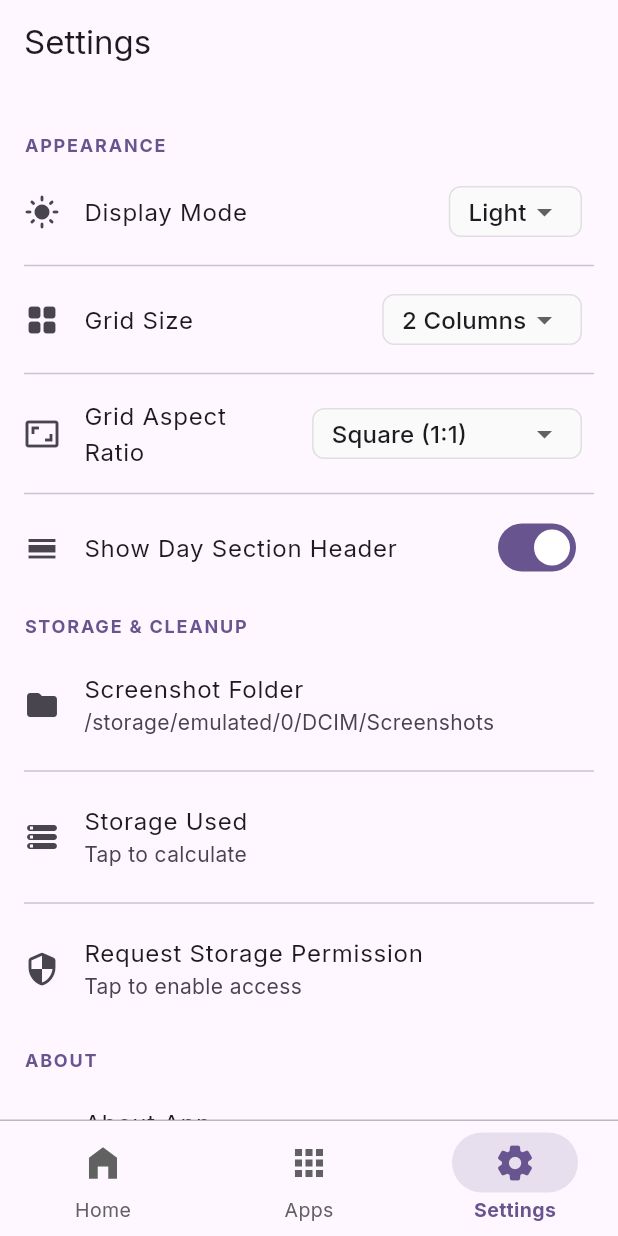
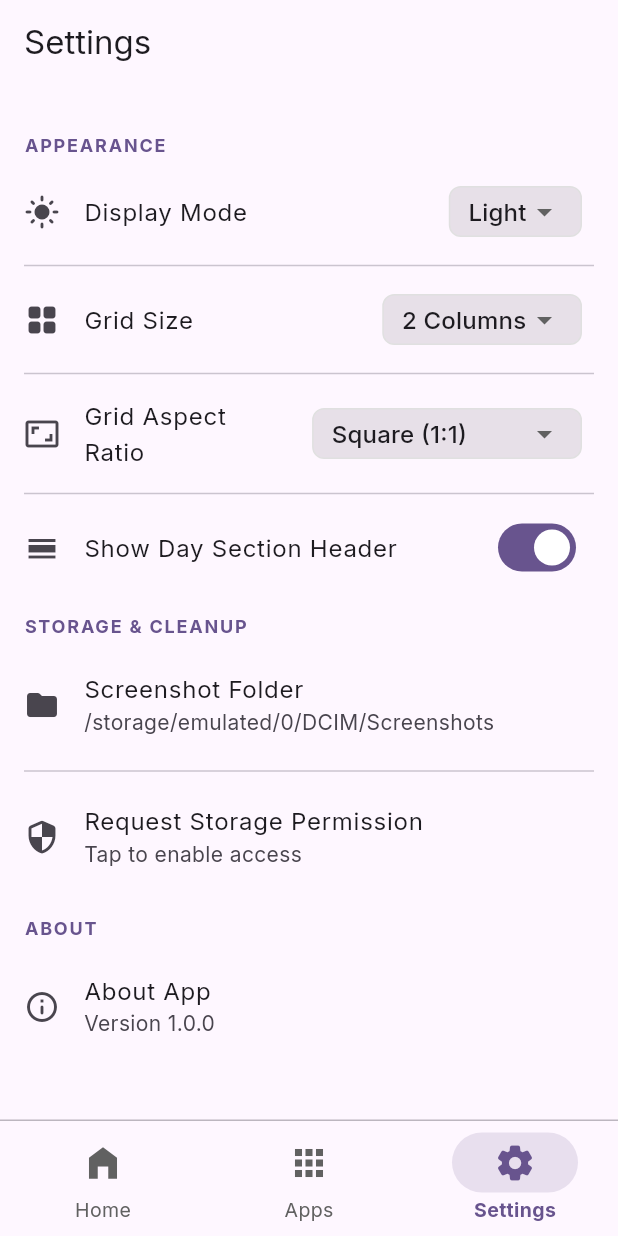
Before and after one commit to neenza/smartss_app, a Flutter app: the screen it shows after launch, swiped to page 3, on a phone screen of 412 x 824 dp. Run offline on Flutter 3.47's test engine with Material 3 defaults, Android fonts, the phone set to English and light mode, and no system bars; our stand-ins replace flutter_riverpod, google_fonts, permission_handler, share_plus, shared_preferences.

Commit message:
settings screen fix

```diff
--- a/lib/screens/settings_screen.dart
+++ b/lib/screens/settings_screen.dart
@@ -32,9 +32,7 @@ class SettingsScreen extends ConsumerWidget {
                     decoration: BoxDecoration(
                       border: Border.all(color: Colors.grey.shade300),
                       borderRadius: BorderRadius.circular(8),
-                      color: Theme.of(context).brightness == Brightness.dark
-                          ? Colors.grey.shade800
-                          : Colors.grey.shade50,
+                      color: Theme.of(context).colorScheme.surfaceContainerHighest,
                     ),
                     padding: const EdgeInsets.symmetric(horizontal: 12.0, vertical: 4.0),
                     child: DropdownButtonHideUnderline(
@@ -70,12 +68,10 @@ class SettingsScreen extends ConsumerWidget {
             leading: const Icon(Icons.grid_view_rounded),
             title: const Text('Grid Size'),
             trailing: Container(
-              decoration: BoxDecoration(
+                decoration: BoxDecoration(
                 border: Border.all(color: Colors.grey.shade300),
                 borderRadius: BorderRadius.circular(8),
-                color: Theme.of(context).brightness == Brightness.dark
-                    ? Colors.grey.shade800
-                    : Colors.grey.shade50,
+                color: Theme.of(context).colorScheme.surfaceContainerHighest,
               ),
               padding: const EdgeInsets.symmetric(horizontal: 12.0, vertical: 4.0),
               child: DropdownButtonHideUnderline(
@@ -103,9 +99,7 @@ class SettingsScreen extends ConsumerWidget {
               decoration: BoxDecoration(
                 border: Border.all(color: Colors.grey.shade300),
                 borderRadius: BorderRadius.circular(8),
-                color: Theme.of(context).brightness == Brightness.dark
-                    ? Colors.grey.shade800
-                    : Colors.grey.shade50,
+                color: Theme.of(context).colorScheme.surfaceContainerHighest,
               ),
               padding: const EdgeInsets.symmetric(horizontal: 12.0, vertical: 4.0),
               child: DropdownButtonHideUnderline(
@@ -142,13 +136,6 @@ class SettingsScreen extends ConsumerWidget {
             title: const Text('Screenshot Folder'),
             subtitle: Text(settings.screenshotPath),
             onTap: () => _showEditPathDialog(context, ref),
-          ),
-          const Divider(indent: 16, endIndent: 16),
-          ListTile(
-            leading: const Icon(Icons.storage_rounded),
-            title: const Text('Storage Used'),
-            subtitle: const Text('Tap to calculate'), // Dynamic calculation is complex
-            onTap: () {},
           ),
           const Divider(indent: 16, endIndent: 16),
           ListTile(
```
